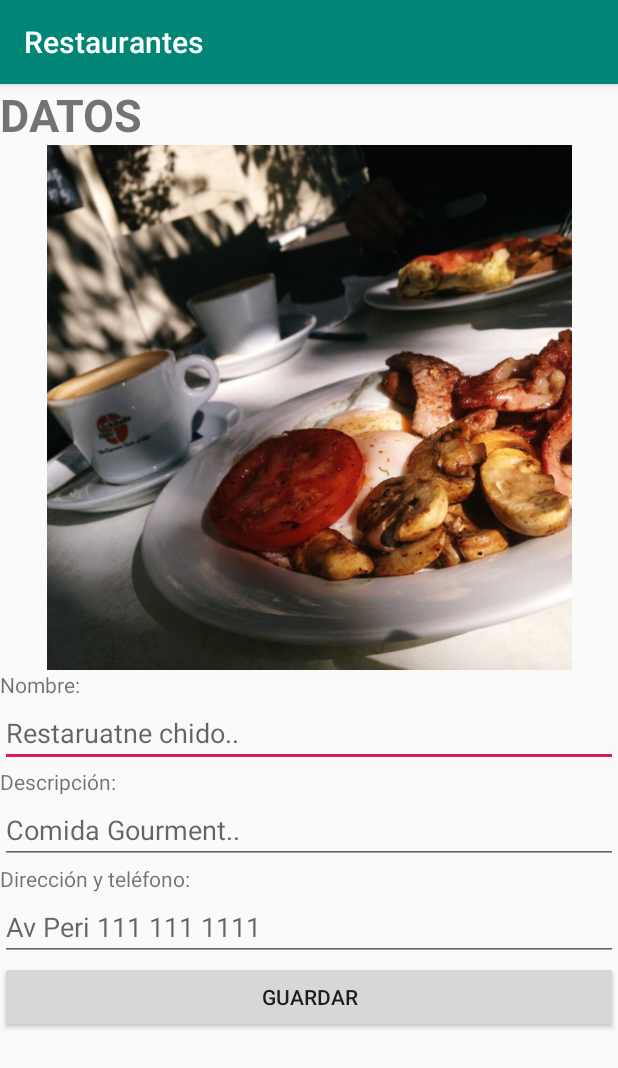
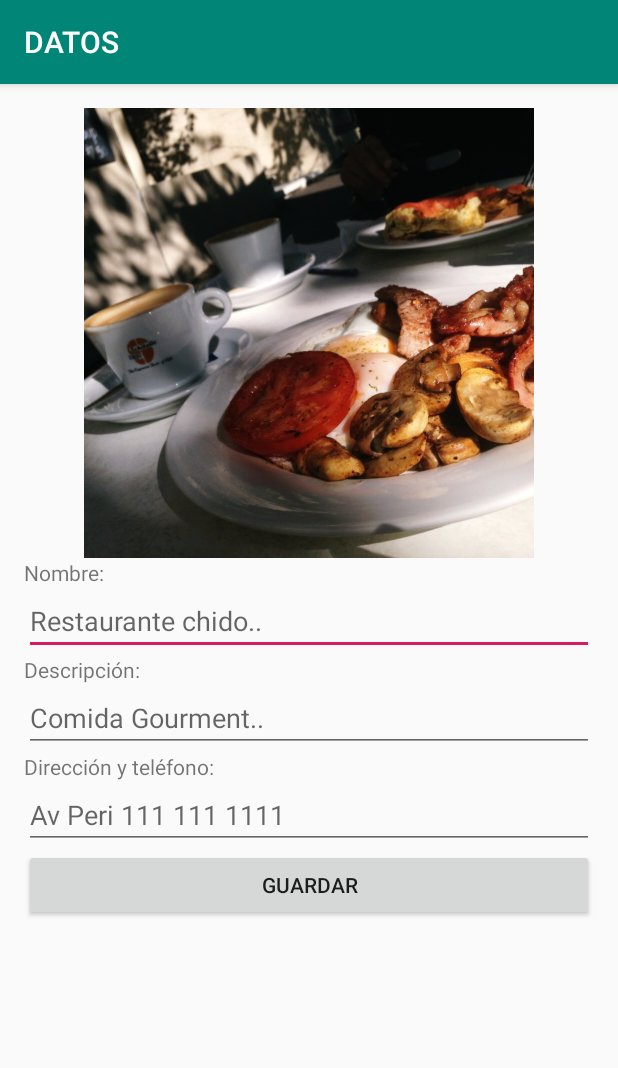
Before and after one commit to MiguelBalderrama97/APPS_10_EXA_PRAC_2_15551395, an Android app: the DatosActivity screen opened directly, with no data from a screen before it, on a phone screen of 412 x 824 dp. Shown: the top 1068 px of the screen. Run offline under Robolectric (Android 15) with nearby library versions, the phone set to English and light mode, and no system bars.

Commit message:
Modelo Restaurante

```diff
--- a/Restaurantes/app/src/main/AndroidManifest.xml
+++ b/Restaurantes/app/src/main/AndroidManifest.xml
@@ -9,9 +9,9 @@
         android:roundIcon="@mipmap/ic_launcher_round"
         android:supportsRtl="true"
         android:theme="@style/AppTheme">
-        <activity android:name=".CatalogoImagenesActivity"></activity>
-        <activity android:name=".DatosActivity" />
-        <activity android:name=".MainActivity">
+        <activity android:name=".Activities.CatalogoImagenesActivity"></activity>
+        <activity android:name=".Activities.DatosActivity" />
+        <activity android:name=".Activities.MainActivity">
             <intent-filter>
                 <action android:name="android.intent.action.MAIN" />
 
--- a/Restaurantes/app/src/main/java/com/example/miguel/restaurantes/CatalogoImagenesActivity.java
+++ b/Restaurantes/app/src/main/java/com/example/miguel/restaurantes/Activities/CatalogoImagenesActivity.java
@@ -1,7 +1,9 @@
-package com.example.miguel.restaurantes;
+package com.example.miguel.restaurantes.Activities;
 
 import android.support.v7.app.AppCompatActivity;
 import android.os.Bundle;
+
+import com.example.miguel.restaurantes.R;
 
 public class CatalogoImagenesActivity extends AppCompatActivity {
 
--- a/Restaurantes/app/src/main/java/com/example/miguel/restaurantes/DatosActivity.java
+++ b/Restaurantes/app/src/main/java/com/example/miguel/restaurantes/Activities/DatosActivity.java
@@ -1,4 +1,4 @@
-package com.example.miguel.restaurantes;
+package com.example.miguel.restaurantes.Activities;
 
 import android.app.Activity;
 import android.content.Intent;
@@ -8,6 +8,8 @@ import android.os.Bundle;
 import android.view.View;
 import android.widget.Toast;
 
+import com.example.miguel.restaurantes.R;
+
 public class DatosActivity extends AppCompatActivity {
     Intent inImg;
     final int MY_IMG_REQUEST = 42;
@@ -16,6 +18,9 @@ public class DatosActivity extends AppCompatActivity {
     protected void onCreate(Bundle savedInstanceState) {
         super.onCreate(savedInstanceState);
         setContentView(R.layout.activity_datos);
+
+        getSupportActionBar().setTitle("DATOS");
+
     }
 
     public void onClick(View v){
--- a/Restaurantes/app/src/main/java/com/example/miguel/restaurantes/MainActivity.java
+++ b/Restaurantes/app/src/main/java/com/example/miguel/restaurantes/Activities/MainActivity.java
@@ -1,10 +1,11 @@
-package com.example.miguel.restaurantes;
+package com.example.miguel.restaurantes.Activities;
 
 import android.content.Intent;
 import android.support.v7.app.AppCompatActivity;
 import android.os.Bundle;
 import android.view.View;
-import android.widget.Button;
+
+import com.example.miguel.restaurantes.R;
 
 public class MainActivity extends AppCompatActivity {
     Intent inDatos;
--- a/Restaurantes/app/src/main/res/layout/activity_catalogo_imagenes.xml
+++ b/Restaurantes/app/src/main/res/layout/activity_catalogo_imagenes.xml
@@ -4,6 +4,6 @@
     xmlns:tools="http://schemas.android.com/tools"
     android:layout_width="match_parent"
     android:layout_height="match_parent"
-    tools:context=".CatalogoImagenesActivity">
+    tools:context=".Activities.CatalogoImagenesActivity">
 
 </android.support.constraint.ConstraintLayout>
--- a/Restaurantes/app/src/main/res/layout/activity_datos.xml
+++ b/Restaurantes/app/src/main/res/layout/activity_datos.xml
@@ -3,22 +3,16 @@
     xmlns:app="http://schemas.android.com/apk/res-auto"
     xmlns:tools="http://schemas.android.com/tools"
     android:layout_width="match_parent"
-    android:layout_height="match_parent"
+    android:layout_height="wrap_content"
+    android:layout_weight="1"
     android:orientation="vertical"
-    tools:context=".DatosActivity">
-
-    <TextView
-        android:id="@+id/textView"
-        android:layout_width="match_parent"
-        android:layout_height="wrap_content"
-        android:text="DATOS"
-        android:textSize="30sp"
-        android:textStyle="bold" />
+    tools:context=".Activities.DatosActivity"
+    android:padding="16dp">
 
     <ImageView
         android:id="@+id/imgVwCom"
         android:layout_width="match_parent"
-        android:layout_height="350dp"
+        android:layout_height="300dp"
         android:onClick="onClick"
         app:srcCompat="@drawable/barrafina" />
 
@@ -33,7 +27,7 @@
         android:layout_width="match_parent"
         android:layout_height="wrap_content"
         android:ems="10"
-        android:hint="Restaruatne chido.."
+        android:hint="Restaurante chido.."
         android:inputType="textPersonName" />
 
     <TextView
--- a/Restaurantes/app/src/main/res/layout/activity_main.xml
+++ b/Restaurantes/app/src/main/res/layout/activity_main.xml
@@ -4,7 +4,7 @@
     xmlns:tools="http://schemas.android.com/tools"
     android:layout_width="match_parent"
     android:layout_height="match_parent"
-    tools:context=".MainActivity"
+    tools:context=".Activities.MainActivity"
     android:padding="16dp"
     android:orientation="vertical">
 
```
Also changed, not shown: Restaurantes/app/src/main/java/com/example/miguel/restaurantes/Models/Restaurante.java (added, +57 -0 lines).
